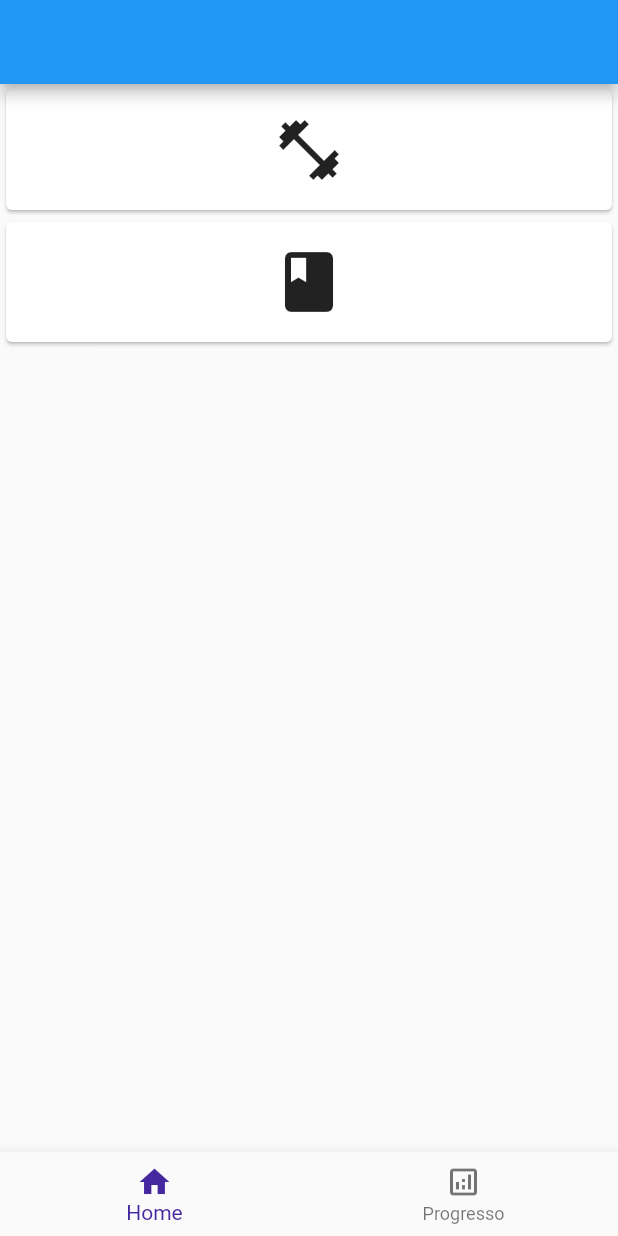
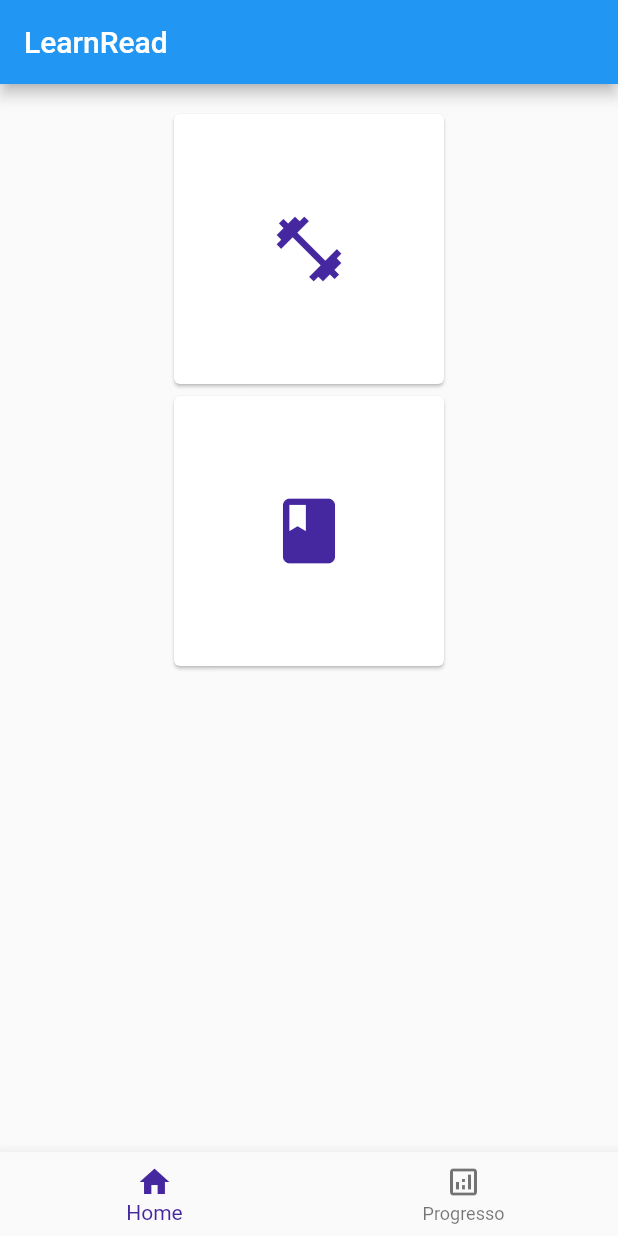
Before and after one commit to guihcs/learn_read, a Flutter app: the screen it shows after launch, on a phone screen of 412 x 824 dp. Run offline on Flutter 3.47's test engine with Material 2 defaults, Android fonts, the phone set to English and light mode, and no system bars; our stand-ins replace assets_audio_player, diacritic, fl_chart, flutter_markdown, flutter_tts, sembast and 1 more.

Commit message:
implemented speak exercise

```diff
--- a/lib/models/exercise/exercise_config.dart
+++ b/lib/models/exercise/exercise_config.dart
@@ -1,6 +1,9 @@
 
 class ExerciseTypes {
   static const findFromSpeak = 'findFromSpeak';
+  static const readWord = 'readWord';
+  static const all = ['findFromSpeak', 'readWord'];
+
 }
 
 
--- a/lib/pages/exercise/exercise_page.dart
+++ b/lib/pages/exercise/exercise_page.dart
@@ -105,7 +105,7 @@ class _ExercisePageState extends State<ExercisePage>
       physics: NeverScrollableScrollPhysics(),
       controller: _pageController,
       children: [
-        ExerciseBuilder.build(_currentExercise),
+        ExerciseBuilder.build(_currentExercise, visible: true),
         ExerciseBuilder.build(_nextExercise),
       ],
     ));
@@ -121,7 +121,9 @@ class _ExercisePageState extends State<ExercisePage>
       onClick: () {
         if(config.isCorrect() == null) return;
         if(config.isCorrect()!) {
-          AudioService.instance.playFile('assets/sounds/correct2.wav');
+
+          AudioService.instance.playFile('assets/sounds/correct2.mp3', volume: 0.3);
+
         } else if (!config.isCorrect()!){
           AudioService.instance.playFile('assets/sounds/wrong.wav', volume: 0.5);
         }
--- a/lib/pages/exercise/exercise_tab.dart
+++ b/lib/pages/exercise/exercise_tab.dart
@@ -9,8 +9,12 @@ class ExercisesTab extends StatefulWidget {
 class _ExercisesTabState extends State<ExercisesTab> {
   @override
   Widget build(BuildContext context) {
-    return Column(
-      children: [_wordExercise(), _textReading()],
+    return Container(
+      padding: EdgeInsets.symmetric(vertical: 16),
+      width: double.infinity,
+      child: Column(
+        children: [_wordExercise(), _textReading()],
+      ),
     );
   }
 
@@ -20,15 +24,7 @@ class _ExercisesTabState extends State<ExercisesTab> {
         final exercises = ExerciseGenerator.generate(10, 3);
         Navigator.of(context).pushNamed('exercise', arguments: exercises);
       },
-      child: Card(
-        child: Container(
-            padding: EdgeInsets.symmetric(vertical: 16),
-            width: double.infinity,
-            child: Icon(
-              Icons.fitness_center,
-              size: 48,
-            )),
-      ),
+      child: _activityTile(Icons.fitness_center)
     );
   }
 
@@ -38,15 +34,20 @@ class _ExercisesTabState extends State<ExercisesTab> {
         final exercises = ExerciseGenerator.generate(10, 3);
         Navigator.of(context).pushNamed('textChoose', arguments: exercises);
       },
-      child: Card(
-        child: Container(
-            padding: EdgeInsets.symmetric(vertical: 16),
-            width: double.infinity,
-            child: Icon(
-              Icons.book,
-              size: 48,
-            )),
-      ),
+      child: _activityTile(Icons.book)
+    );
+  }
+
+
+  _activityTile(icon){
+    return Card(
+      child: Container(
+          padding: EdgeInsets.all(64),
+          child: Icon(
+            icon,
+            size: 52,
+            color: Colors.deepPurple[800],
+          )),
     );
   }
 }
--- a/lib/pages/home.dart
+++ b/lib/pages/home.dart
@@ -27,7 +27,9 @@ class _HomePageState extends State<HomePage> {
   @override
   Widget build(BuildContext context) {
     return Scaffold(
-      appBar: AppBar(),
+      appBar: AppBar(
+        title: Text('LearnRead'),
+      ),
       body: _tabs[_selectedIndex],
       bottomNavigationBar: BottomNavigationBar(
         items: const <BottomNavigationBarItem>[
--- a/lib/pages/progress/progress.dart
+++ b/lib/pages/progress/progress.dart
@@ -12,7 +12,7 @@ class _ProgressTabState extends State<ProgressTab> {
   Widget build(BuildContext context) {
     List<num> progressHistory = UserProgressService.progressHistory;
     return Column(mainAxisSize: MainAxisSize.min, children: [
-      Text('Taxa de aprendizado: ${UserProgressService.learningRate}'),
+      ListTile(title: Text('Taxa de aprendizado: ${UserProgressService.learningRate.toStringAsFixed(2)}'),),
       Container(
         padding: EdgeInsets.only(top: 16, bottom: 16, right: 16),
         width: double.infinity,
@@ -24,7 +24,7 @@ class _ProgressTabState extends State<ProgressTab> {
                 spots: List.generate(
                   progressHistory.length,
                   (index) =>
-                      FlSpot(index * 1.0, progressHistory[index] as double),
+                      FlSpot(index * 1.0, progressHistory[index] * 1.0),
                 ),
                 isCurved: true,
                 barWidth: 5,
--- a/lib/services/database/store.dart
+++ b/lib/services/database/store.dart
@@ -12,17 +12,17 @@ class Store {
     if(_db != null) return;
 
     final dir = await getApplicationDocumentsDirectory();
-    _db = await databaseFactoryIo.openDatabase('${dir.path}/learn_read');
+    _db = await databaseFactoryIo.openDatabase('${dir.path}/learn_read.db');
   }
 
   static put(String key, dynamic value) async {
-    init();
+    await init();
     final store = StoreRef.main();
     await store.record(key).put(_db!, value);
   }
 
   static get(String key) async {
-    init();
+    await init();
     final store = StoreRef.main();
     return await store.record(key).get(_db!);
   }
--- a/lib/services/exercise/user_progress_service.dart
+++ b/lib/services/exercise/user_progress_service.dart
@@ -1,40 +1,64 @@
-
-
-
 import 'dart:convert';
 
 import 'package:flutter/services.dart';
 import 'package:learn_read/models/user/word_competency.dart';
 import 'package:learn_read/models/user/word_map.dart';
+import 'package:learn_read/services/database/store.dart';
 
 class UserProgressService {
   static late WordMap _wordMap;
   static late Map<String, Competencies> _wordCompetencies;
-  static List<num> _progressHistory = [0];
+  static List<num> _progressHistory = [0.0];
   static num _currentProgress = 0;
-  static num _learningRate = 0.1;
+  static double _learningRate = 0.1;
 
   static init() async {
-    String wordMapData = await rootBundle.loadString('assets/text/word_map.json', cache: false);
+    if (! await _loadProgress()) _initState();
+  }
+
+  static _initState() async {
+    String wordMapData =
+        await rootBundle.loadString('assets/text/word_map.json', cache: false);
     Map<String, dynamic> wordData = jsonDecode(wordMapData);
     _wordMap = WordMap.fromJson(wordData['letterWordMap']);
-    _wordCompetencies = Map<String, Competencies>.from(wordData['wordList'].map((key, value) => MapEntry(key, Competencies.fromJson(value))));
+    _wordCompetencies = Map<String, Competencies>.from(wordData['wordList']
+        .map((key, value) => MapEntry(key, Competencies.fromJson(value))));
+  }
 
+  static saveProgress() async {
+    Store.put('wordMap', _wordMap.toJson());
+    Store.put('competencies',
+        _wordCompetencies.map((key, value) => MapEntry(key, value.toJson())));
+    Store.put('progressHistory', _progressHistory);
+    Store.put('currentProgress', _currentProgress);
+    Store.put('learningRage', learningRate);
+  }
+
+  static _loadProgress() async {
+    dynamic? wm = await Store.get('wordMap');
+    print(wm);
+    return false;
   }
 
   static WordMap get wordMap => _wordMap;
+
   static Map<String, Competencies> get wordCompetencies => _wordCompetencies;
+
   static get currentProgress => _currentProgress;
+
   static set currentProgress(value) {
     _progressHistory.add(_currentProgress);
     _currentProgress = value >= 0 ? value : 0;
   }
+
   static get progressHistory => _progressHistory;
 
-  static get learningRate => _learningRate;
-  static set learningRate(value){
+  static double get learningRate => _learningRate;
+
+  static set learningRate(value) {
     _learningRate = value;
-    if(_learningRate < 0.1) _learningRate = 0.1;
-    else if(_learningRate > 1) _learningRate = 1;
+    if (_learningRate < 0.1)
+      _learningRate = 0.1;
+    else if (_learningRate > 1) _learningRate = 1;
   }
 }
--- a/pubspec.yaml
+++ b/pubspec.yaml
@@ -32,7 +32,8 @@ dependencies:
   diacritic: ^0.1.3
   fl_chart: ^0.35.0
   flutter_markdown: ^0.6.1
-  audioplayers: ^0.18.3
+  assets_audio_player: ^3.0.3+2
+  string_similarity: ^2.0.0
 
 dev_dependencies:
   flutter_test:
```
Also changed, not shown: lib/exercises/find_from_speak.dart (+16 -15 lines), lib/exercises/read_word.dart (added, +125 -0 lines), lib/pages/exercise_finish/exercise_finish_page.dart (+14 -6 lines), lib/pages/reading/text_choose.dart (+5 -2 lines), lib/pages/reading/text_read.dart (+14 -3 lines), lib/services/audio/audio_service.dart (+25 -8 lines), lib/services/exercise/exercise_generator.dart (+7 -7 lines), lib/services/exercise/exercise_service.dart (+20 -12 lines), pubspec.lock.
